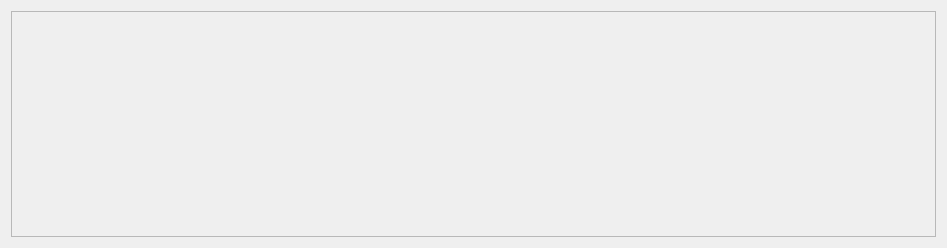
Before: the Qt Designer form src/ui/uas/UASQuickViewItemSelect.ui in mavlink/qgroundcontrol, drawn with Qt 5.
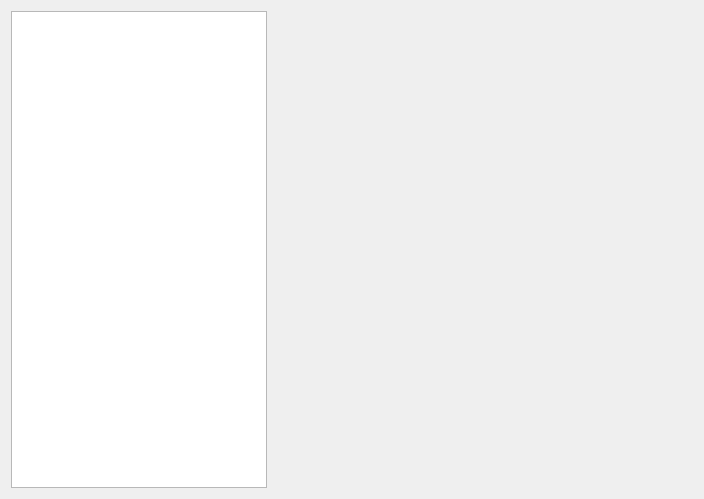
After: the same form once the commit is applied.

Commit message: update UASQuickView from apm_planner

Diff of the .ui file:
```diff
--- a/src/ui/uas/UASQuickViewItemSelect.ui
+++ b/src/ui/uas/UASQuickViewItemSelect.ui
@@ -6,47 +6,21 @@
    <rect>
     <x>0</x>
     <y>0</y>
-    <width>947</width>
-    <height>248</height>
+    <width>704</width>
+    <height>499</height>
    </rect>
   </property>
   <property name="windowTitle">
    <string>Select Item</string>
   </property>
-  <layout class="QVBoxLayout" name="verticalLayout">
+  <layout class="QHBoxLayout" name="horizontalLayout" stretch="0,1">
    <item>
-    <widget class="QScrollArea" name="scrollArea">
-     <property name="widgetResizable">
-      <bool>true</bool>
-     </property>
-     <widget class="QWidget" name="scrollAreaWidgetContents">
-      <property name="geometry">
-       <rect>
-        <x>0</x>
-        <y>0</y>
-        <width>927</width>
-        <height>228</height>
-       </rect>
-      </property>
-      <layout class="QVBoxLayout" name="verticalLayout_2">
-       <item>
-        <layout class="QGridLayout" name="gridLayout"/>
-       </item>
-       <item>
-        <spacer name="verticalSpacer">
-         <property name="orientation">
-          <enum>Qt::Vertical</enum>
-         </property>
-         <property name="sizeHint" stdset="0">
-          <size>
-           <width>20</width>
-           <height>40</height>
-          </size>
-         </property>
-        </spacer>
-       </item>
-      </layout>
-     </widget>
+    <widget class="QListWidget" name="listWidget"/>
+   </item>
+   <item>
+    <widget class="QStackedWidget" name="stackedWidget">
+     <widget class="QWidget" name="page"/>
+     <widget class="QWidget" name="page_2"/>
     </widget>
    </item>
   </layout>
```
The commit also changes 5 other files.
